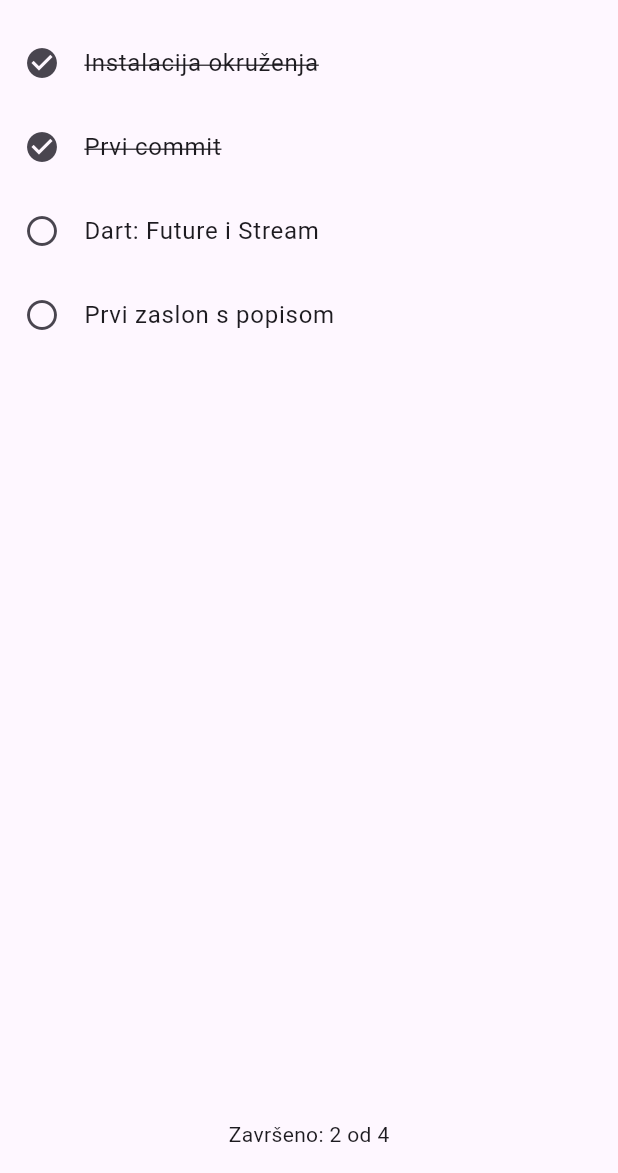
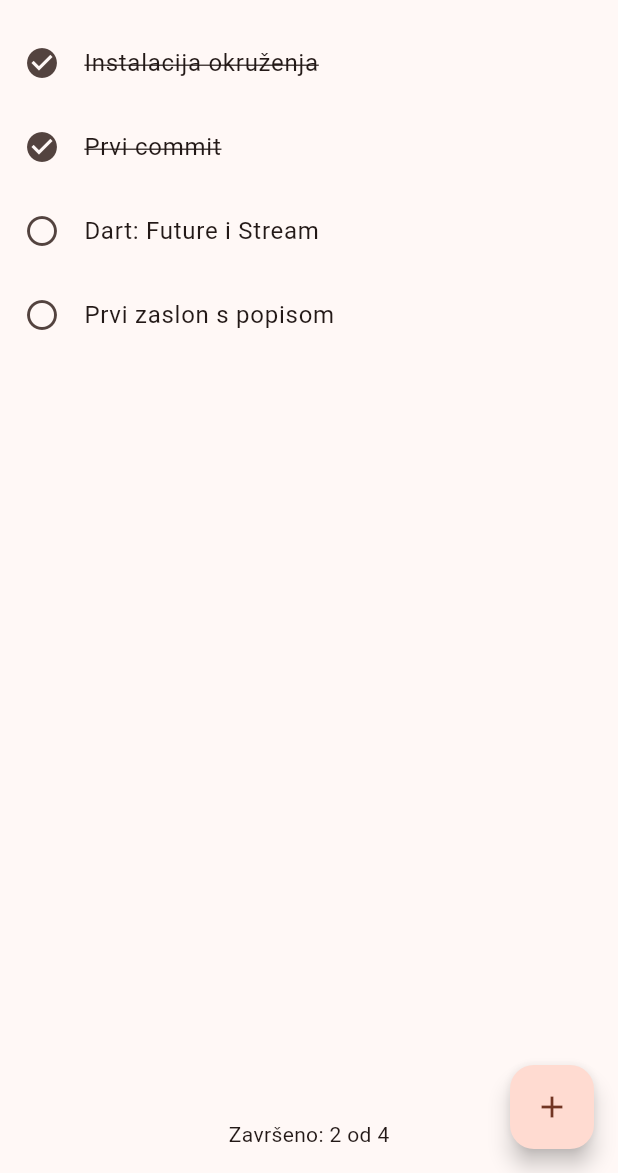
Before and after one commit to kantonija/NRAMU-Zadaci_app, a Flutter app: the screen it shows after launch, on a phone screen of 412 x 824 dp, the part 63-1236 px from its top. Run offline on Flutter 3.47's test engine with Material 3 defaults, Android fonts, the light colour scheme and no system bars.

Commit message:
Forma s validacijom

```diff
--- a/lib/main.dart
+++ b/lib/main.dart
@@ -7,13 +7,16 @@ void main() => runApp(const ZadatciApp());
 
 class ZadatciApp extends StatelessWidget {
   const ZadatciApp({super.key});
-
   @override
   Widget build(BuildContext context) {
-    return const MaterialApp(
+    return MaterialApp(
       debugShowCheckedModeBanner: false,
       title: 'Zadatci',
-      home: ZadatciEkran(),
+      theme: ThemeData(
+        colorScheme: ColorScheme.fromSeed(seedColor:  Colors.deepOrange),
+        useMaterial3: true,
+      ),
+      home: const ZadatciEkran(),
     );
   }
 }
@@ -53,6 +56,11 @@ class _ZadatciEkranState extends State<ZadatciEkran> {
   Widget build(BuildContext context) {
     return Scaffold(
       appBar: AppBar(title: const Text('Zadatci')),
+      floatingActionButton: FloatingActionButton(
+        onPressed: () {},
+        tooltip: 'Novi zadatak',
+        child: const Icon(Icons.add),
+      ),
       body: FutureBuilder<List<Zadatak>>(
         future: _buduci,
         builder: (context, snap) {
```
Also changed, not shown: lib/forma_ekran.dart (added, +76 -0 lines), 1 other file.
